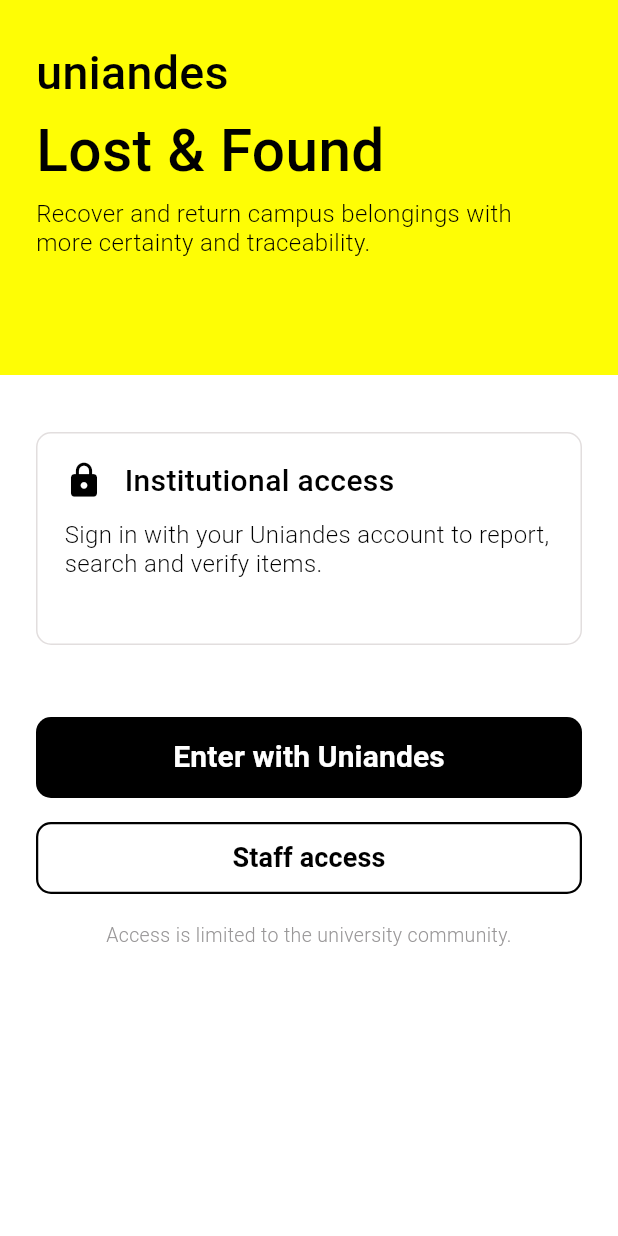
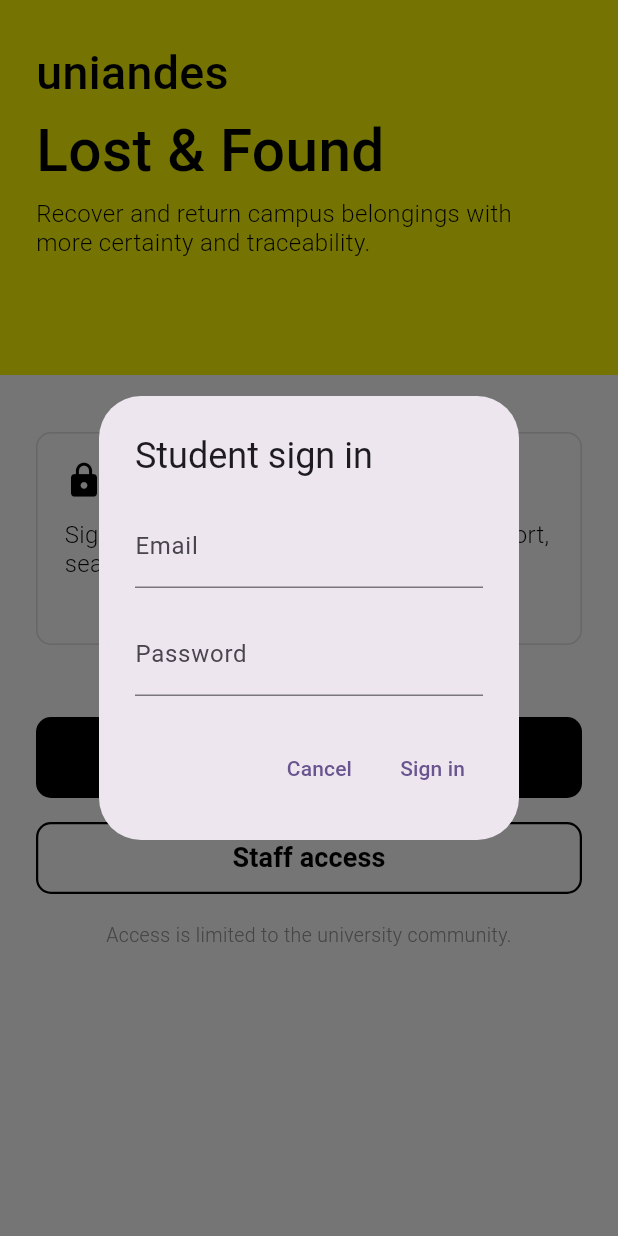
Before and after one commit to ISIS3510-grupo/CampusFind_Flutter, a Flutter app: the screen it shows after launch, after a tap on "Enter with Uniandes", on a phone screen of 412 x 824 dp. Run offline on Flutter 3.47's test engine with Material 3 defaults, Android fonts, the phone set to English and light mode, and no system bars; our stand-ins replace cloud_firestore, firebase_auth, firebase_core; accounts and stored records are empty.

Commit message:
Student Login logic

```diff
--- /dev/null
+++ b/lib/features/auth/data/auth_service.dart
@@ -0,0 +1,69 @@
+import 'package:cloud_firestore/cloud_firestore.dart';
+import 'package:firebase_auth/firebase_auth.dart';
+
+class AuthService {
+  // Returns an error message on failure, or null for a verified student.
+  Future<String?> signInStudent(String email, String password) async {
+    try {
+      // Signs the student in with Firebase
+      final credential = await FirebaseAuth.instance.signInWithEmailAndPassword(
+        email: email.trim(),
+        password: password,
+      );
+
+      var isStudent = false;
+      try {
+        final user = credential.user;
+        if (user == null) {
+          return 'Unable to sign in. Please try again.';
+        }
+
+        // Checks that the authenticated user has the student role
+        final profile = await FirebaseFirestore.instance
+            .collection('users')
+            .doc(user.uid)
+            .get(const GetOptions(source: Source.server));
+
+        if (!profile.exists) {
+          return 'Your user profile could not be found. Please contact support.';
+        }
+        if (profile.data()?['role'] != 'student') {
+          return 'This account does not have student access.';
+        }
+
+        isStudent = true;
+        return null;
+      } finally {
+        // Clears the session if the role check fails or cannot be completed.
+        if (!isStudent) {
+          await signOut();
+        }
+      }
+    } on FirebaseAuthException catch (error) {
+      switch (error.code) {
+        case 'invalid-email':
+          return 'Please enter a valid email address.';
+        case 'invalid-credential':
+        case 'wrong-password':
+        case 'user-not-found':
+          return 'Incorrect email or password. Please try again.';
+        case 'user-disabled':
+          return 'This account is disabled. Please contact support.';
+        case 'too-many-requests':
+          return 'Too many attempts. Please try again later.';
+        case 'network-request-failed':
+          return 'Unable to connect. Please try again.';
+        default:
+          return 'Unable to sign in. Please try again.';
+      }
+    } on FirebaseException {
+      return 'Unable to verify your student account. Please try again.';
+    } catch (_) {
+      return 'Unable to sign in. Please try again.';
+    }
+  }
+
+  Future<void> signOut() async {
+    await FirebaseAuth.instance.signOut();
+  }
+}
--- a/lib/features/auth/presentation/login_screen.dart
+++ b/lib/features/auth/presentation/login_screen.dart
@@ -1,7 +1,24 @@
 import 'package:flutter/material.dart';
+
+import '../../home/presentation/home_screen.dart';
+import '../data/auth_service.dart';
 
 class LoginScreen extends StatelessWidget {
   const LoginScreen({super.key});
+
+  Future<void> _showSignInDialog(BuildContext context) async {
+    final signedIn = await showDialog<bool>(
+      context: context,
+      barrierDismissible: false,
+      builder: (context) => const _StudentSignInDialog(),
+    );
+
+    if (signedIn == true && context.mounted) {
+      Navigator.of(context).pushReplacement(
+        MaterialPageRoute<void>(builder: (context) => const HomeScreen()),
+      );
+    }
+  }
 
   @override
   Widget build(BuildContext context) {
@@ -107,7 +124,7 @@
                     SizedBox(
                       height: 54,
                       child: ElevatedButton(
-                        onPressed: () {},
+                        onPressed: () => _showSignInDialog(context),
                         style: ElevatedButton.styleFrom(
                           backgroundColor: Colors.black,
                           foregroundColor: Colors.white,
@@ -172,3 +189,116 @@
     );
   }
 }
+
+class _StudentSignInDialog extends StatefulWidget {
+  const _StudentSignInDialog();
+
+  @override
+  State<_StudentSignInDialog> createState() => _StudentSignInDialogState();
+}
+
+class _StudentSignInDialogState extends State<_StudentSignInDialog> {
+  final _emailController = TextEditingController();
+  final _passwordController = TextEditingController();
+  bool _isSigningIn = false;
+  String? _errorMessage;
+
+  @override
+  void dispose() {
+    _emailController.dispose();
+    _passwordController.dispose();
+    super.dispose();
+  }
+
+  Future<void> _signIn() async {
+    if (_isSigningIn) return;
+
+    if (_emailController.text.trim().isEmpty ||
+        _passwordController.text.isEmpty) {
+      setState(() => _errorMessage = 'Please enter your email and password.');
+      return;
+    }
+
+    setState(() {
+      _isSigningIn = true;
+      _errorMessage = null;
+    });
+
+    final error = await AuthService().signInStudent(
+      _emailController.text,
+      _passwordController.text,
+    );
+    if (!mounted) return;
+
+    if (error == null) {
+      Navigator.of(context).pop(true);
+    } else {
+      setState(() {
+        _isSigningIn = false;
+        _errorMessage = error;
+      });
+    }
+  }
+
+  @override
+  Widget build(BuildContext context) {
+    return PopScope(
+      canPop: !_isSigningIn,
+      child: AlertDialog(
+        title: const Text('Student sign in'),
+        content: SingleChildScrollView(
+          child: Column(
+            mainAxisSize: MainAxisSize.min,
+            children: [
+              TextField(
+                controller: _emailController,
+                enabled: !_isSigningIn,
+                keyboardType: TextInputType.emailAddress,
+                textInputAction: TextInputAction.next,
+                autocorrect: false,
+                decoration: const InputDecoration(labelText: 'Email'),
+              ),
+              const SizedBox(height: 16),
+              TextField(
+                controller: _passwordController,
+                enabled: !_isSigningIn,
+                obscureText: true,
+                autocorrect: false,
+                enableSuggestions: false,
+                textInputAction: TextInputAction.done,
+                onSubmitted: (_) => _signIn(),
+                decoration: const InputDecoration(labelText: 'Password'),
+              ),
+              if (_errorMessage != null) ...[
+                const SizedBox(height: 16),
+                Text(
+                  _errorMessage!,
+                  style: TextStyle(color: Theme.of(context).colorScheme.error),
+                ),
+              ],
+            ],
+          ),
+        ),
+        actions: [
+          TextButton(
+            onPressed: _isSigningIn ? null : () => Navigator.of(context).pop(),
+            child: const Text('Cancel'),
+          ),
+          TextButton(
+            onPressed: _isSigningIn ? null : _signIn,
+            child: _isSigningIn
+                ? const SizedBox(
+                    width: 20,
+                    height: 20,
+                    child: CircularProgressIndicator(
+                      strokeWidth: 2,
+                      semanticsLabel: 'Signing in',
+                    ),
+                  )
+                : const Text('Sign in'),
+          ),
+        ],
+      ),
+    );
+  }
+}
```
Also changed, not shown: lib/features/home/presentation/home_screen.dart (added, +341 -0 lines), 1 other file.
